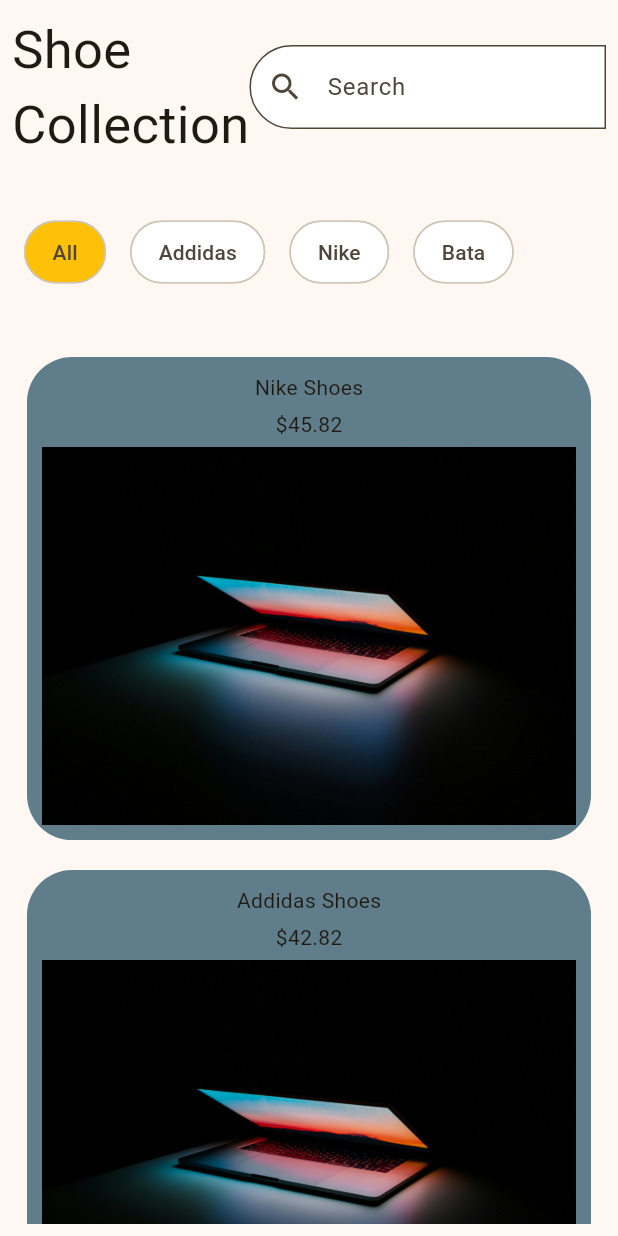
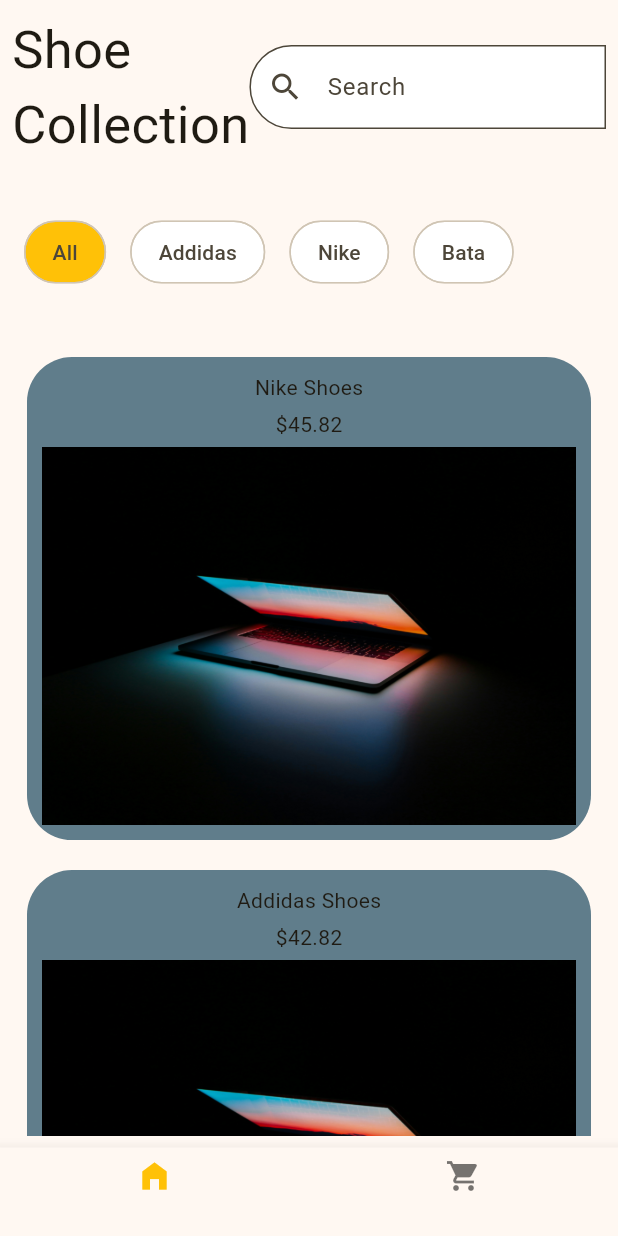
Before and after one commit to LazyyVenom/Shoe_Store, a Flutter app: the screen it shows after launch, on a phone screen of 412 x 824 dp. Run offline on Flutter 3.47's test engine with Material 3 defaults, Android fonts, the phone set to English and light mode, and no system bars.

Commit message:
Created Bottom nav bar and working on it

```diff
--- a/lib/home_page.dart
+++ b/lib/home_page.dart
@@ -1,7 +1,5 @@
 import "package:flutter/material.dart";
-import 'package:shoe_seller/global_vars.dart';
-import 'package:shoe_seller/product_card.dart';
-import 'package:shoe_seller/product_details_page.dart';
+import "package:shoe_seller/product_list_element.dart";
 
 class HomePage extends StatefulWidget {
   const HomePage({super.key});
@@ -11,106 +9,24 @@
 }
 
 class _HomePageState extends State<HomePage> {
-  final List<String> filters = const ['All', 'Addidas', 'Nike', 'Bata'];
-  late String selectedFilter;
-
-  @override
-  void initState() {
-    super.initState();
-    selectedFilter = filters[0];
-  }
+  int currentPage = 0;
 
   @override
   Widget build(BuildContext context) {
     return Scaffold(
-      body: SafeArea(
-        child: Padding(
-          padding: const EdgeInsets.all(8.0),
-          child: Column(
-            children: [
-              const Row(
-                children: [
-                  Text(
-                    'Shoe\nCollection',
-                    style: TextStyle(
-                      fontSize: 35,
-                    ),
-                  ),
-                  Expanded(
-                    child: TextField(
-                      decoration: InputDecoration(
-                        hintText: "Search",
-                        prefixIcon: Icon(Icons.search),
-                        border: OutlineInputBorder(
-                          borderRadius: BorderRadius.horizontal(
-                            left: Radius.circular(50),
-                          ),
-                        ),
-                        focusedBorder: OutlineInputBorder(
-                          borderRadius: BorderRadius.horizontal(
-                            left: Radius.circular(50),
-                          ),
-                        ),
-                      ),
-                    ),
-                  ),
-                ],
-              ),
-              SizedBox(
-                height: 120,
-                child: ListView.builder(
-                    itemCount: filters.length,
-                    scrollDirection: Axis.horizontal,
-                    itemBuilder: (context, index) {
-                      final String filter = filters[index];
-                      return Padding(
-                        padding: const EdgeInsets.symmetric(horizontal: 8),
-                        child: GestureDetector(
-                          onTap: () {
-                            setState(() {
-                              selectedFilter = filter;
-                            });
-                          },
-                          child: Chip(
-                            padding: const EdgeInsets.all(10),
-                            label: Text(filter),
-                            shape: const RoundedRectangleBorder(
-                                borderRadius:
-                                    BorderRadius.all(Radius.circular(50))),
-                            backgroundColor: selectedFilter == filter
-                                ? Colors.amber
-                                : Colors.white,
-                          ),
-                        ),
-                      );
-                    }),
-              ),
-              Expanded(
-                child: ListView.builder(
-                  itemCount: products.length,
-                  itemBuilder: (context , index) {
-                    final title = products[index]['title'];
-                  return GestureDetector(
-                    onTap: () {
-                      Navigator.of(context).push(
-                        MaterialPageRoute(
-                          builder: (context) {
-                          return ProductDetailsPage(product: products[index]);
-                        },)
-                        );
-                    },
-                    child: ProductCard(
-                      title: title as String,
-                      price: products[index]['price'] as double,
-                      image: products[index]['imageUrl'] as String
-                      ),
-                  );
-                }),
-              )
-            ],
-          ),
+      body: const ProductList(),
+      bottomNavigationBar: BottomNavigationBar(
+        currentIndex: currentPage,
+        onTap: (value) {
+          setState(() {
+            currentPage = value;
+          });
+        },
+        items: const [
+          BottomNavigationBarItem(icon: Icon(Icons.home_filled), label: ""),
+          BottomNavigationBarItem(icon: Icon(Icons.shopping_cart), label: "")
+        ]
         ),
-      ),
     );
   }
 }
--- a/lib/main.dart
+++ b/lib/main.dart
@@ -14,7 +14,10 @@
     return MaterialApp(
       title: 'Shoe Store',
       theme: ThemeData(
-        colorScheme: ColorScheme.fromSeed(seedColor: Colors.amber),
+        colorScheme: ColorScheme.fromSeed(
+          seedColor: Colors.amber,
+          primary: Colors.amber
+          ),
         useMaterial3: true,
         inputDecorationTheme: const InputDecorationTheme(
           filled: true,
--- /dev/null
+++ b/lib/product_list_element.dart
@@ -0,0 +1,114 @@
+import "package:flutter/material.dart";
+import 'package:shoe_seller/global_vars.dart';
+import 'package:shoe_seller/product_card.dart';
+import 'package:shoe_seller/product_details_page.dart';
+
+class ProductList extends StatefulWidget {
+  const ProductList({super.key});
+
+  @override
+  State<ProductList> createState() => _ProductListState();
+}
+
+class _ProductListState extends State<ProductList> {
+  final List<String> filters = const ['All', 'Addidas', 'Nike', 'Bata'];
+  late String selectedFilter;
+
+  @override
+  void initState() {
+    super.initState();
+    selectedFilter = filters[0];
+  }
+
+  @override
+  Widget build(BuildContext context) {
+    return SafeArea(
+        child: Padding(
+          padding: const EdgeInsets.all(8.0),
+          child: Column(
+            children: [
+              const Row(
+                children: [
+                  Text(
+                    'Shoe\nCollection',
+                    style: TextStyle(
+                      fontSize: 35,
+                    ),
+                  ),
+                  Expanded(
+                    child: TextField(
+                      decoration: InputDecoration(
+                        hintText: "Search",
+                        prefixIcon: Icon(Icons.search),
+                        border: OutlineInputBorder(
+                          borderRadius: BorderRadius.horizontal(
+                            left: Radius.circular(50),
+                          ),
+                        ),
+                        focusedBorder: OutlineInputBorder(
+                          borderRadius: BorderRadius.horizontal(
+                            left: Radius.circular(50),
+                          ),
+                        ),
+                      ),
+                    ),
+                  ),
+                ],
+              ),
+              SizedBox(
+                height: 120,
+                child: ListView.builder(
+                    itemCount: filters.length,
+                    scrollDirection: Axis.horizontal,
+                    itemBuilder: (context, index) {
+                      final String filter = filters[index];
+                      return Padding(
+                        padding: const EdgeInsets.symmetric(horizontal: 8),
+                        child: GestureDetector(
+                          onTap: () {
+                            setState(() {
+                              selectedFilter = filter;
+                            });
+                          },
+                          child: Chip(
+                            padding: const EdgeInsets.all(10),
+                            label: Text(filter),
+                            shape: const RoundedRectangleBorder(
+                                borderRadius:
+                                    BorderRadius.all(Radius.circular(50))),
+                            backgroundColor: selectedFilter == filter
+                                ? Colors.amber
+                                : Colors.white,
+                          ),
+                        ),
+                      );
+                    }),
+              ),
+              Expanded(
+                child: ListView.builder(
+                  itemCount: products.length,
+                  itemBuilder: (context , index) {
+                    final title = products[index]['title'];
+                  return GestureDetector(
+                    onTap: () {
+                      Navigator.of(context).push(
+                        MaterialPageRoute(
+                          builder: (context) {
+                          return ProductDetailsPage(product: products[index]);
+                        },)
+                        );
+                    },
+                    child: ProductCard(
+                      title: title as String,
+                      price: products[index]['price'] as double,
+                      image: products[index]['imageUrl'] as String
+                      ),
+                  );
+                }),
+              )
+            ],
+          ),
+        ),
+      );
+  }
+}
```
